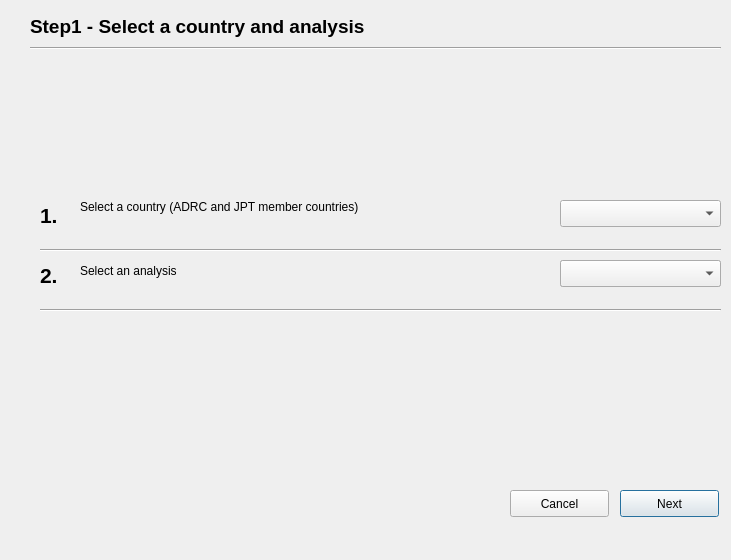
Qt form wizard_impact_0_base.ui (anggabayu21/emergency_mapper_qgis_plugin) before a commit.
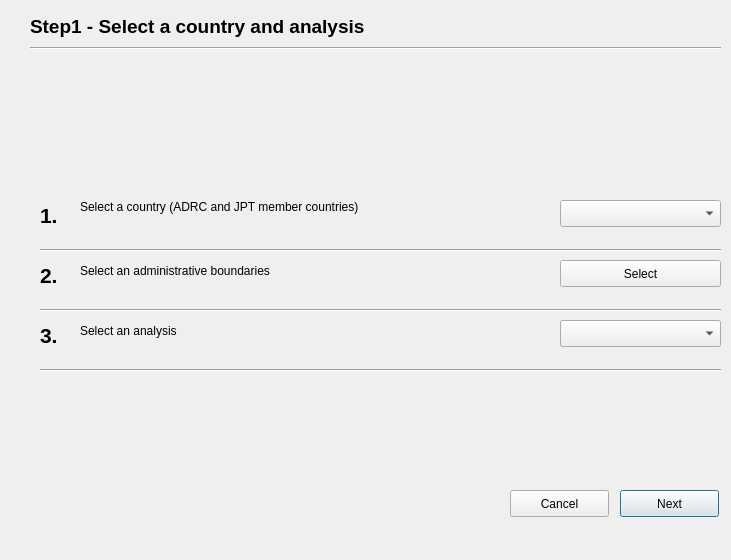
The same form after that commit.

Commit message: wizard admin countries boundaries

```diff
--- a/wizard_impact_0_base.ui
+++ b/wizard_impact_0_base.ui
@@ -154,7 +154,7 @@
     </rect>
    </property>
    <property name="text">
-    <string>&lt;html&gt;&lt;head/&gt;&lt;body&gt;&lt;p&gt;Select an analysis&lt;/p&gt;&lt;/body&gt;&lt;/html&gt;</string>
+    <string>&lt;html&gt;&lt;head/&gt;&lt;body&gt;&lt;p&gt;Select an administrative boundaries&lt;/p&gt;&lt;/body&gt;&lt;/html&gt;</string>
    </property>
    <property name="alignment">
     <set>Qt::AlignLeading|Qt::AlignLeft|Qt::AlignTop</set>
@@ -177,7 +177,7 @@
    <property name="geometry">
     <rect>
      <x>560</x>
-     <y>260</y>
+     <y>320</y>
      <width>161</width>
      <height>27</height>
     </rect>
@@ -187,7 +187,7 @@
    <property name="geometry">
     <rect>
      <x>560</x>
-     <y>260</y>
+     <y>320</y>
      <width>161</width>
      <height>27</height>
     </rect>
@@ -206,6 +206,71 @@
     <string>Cancel</string>
    </property>
   </widget>
+  <widget class="QLabel" name="label_6">
+   <property name="geometry">
+    <rect>
+     <x>80</x>
+     <y>324</y>
+     <width>291</width>
+     <height>41</height>
+    </rect>
+   </property>
+   <property name="text">
+    <string>&lt;html&gt;&lt;head/&gt;&lt;body&gt;&lt;p&gt;Select an analysis&lt;/p&gt;&lt;/body&gt;&lt;/html&gt;</string>
+   </property>
+   <property name="alignment">
+    <set>Qt::AlignLeading|Qt::AlignLeft|Qt::AlignTop</set>
+   </property>
+   <property name="wordWrap">
+    <bool>true</bool>
+   </property>
+  </widget>
+  <widget class="Line" name="line_4">
+   <property name="geometry">
+    <rect>
+     <x>40</x>
+     <y>360</y>
+     <width>681</width>
+     <height>20</height>
+    </rect>
+   </property>
+   <property name="orientation">
+    <enum>Qt::Horizontal</enum>
+   </property>
+  </widget>
+  <widget class="QLabel" name="label_7">
+   <property name="geometry">
+    <rect>
+     <x>40</x>
+     <y>320</y>
+     <width>21</width>
+     <height>31</height>
+    </rect>
+   </property>
+   <property name="font">
+    <font>
+     <pointsize>16</pointsize>
+     <weight>75</weight>
+     <bold>true</bold>
+    </font>
+   </property>
+   <property name="text">
+    <string>&lt;html&gt;&lt;head/&gt;&lt;body&gt;&lt;p&gt;3.&lt;/p&gt;&lt;/body&gt;&lt;/html&gt;</string>
+   </property>
+  </widget>
+  <widget class="QPushButton" name="select_country_admin_btn">
+   <property name="geometry">
+    <rect>
+     <x>560</x>
+     <y>260</y>
+     <width>161</width>
+     <height>27</height>
+    </rect>
+   </property>
+   <property name="text">
+    <string>Select</string>
+   </property>
+  </widget>
  </widget>
  <resources/>
  <connections/>
```
The commit also changes 70 other files.
